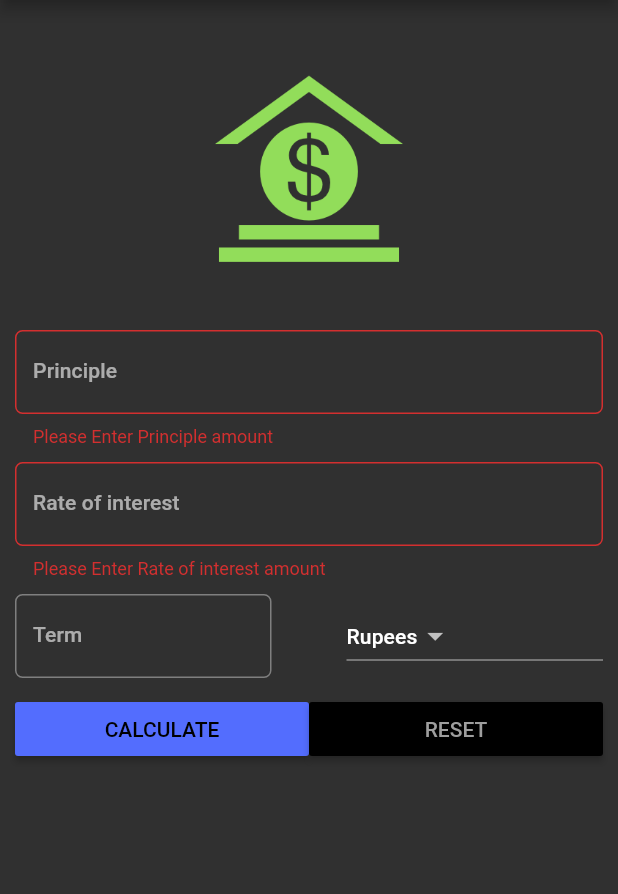
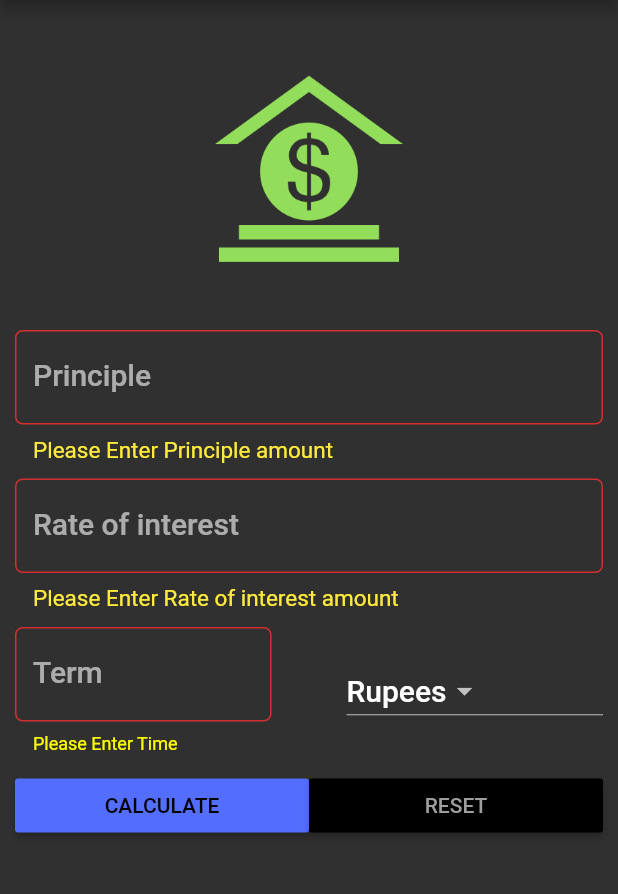
Before and after one commit to abdullah432/InterestCalculatorFlutter, a Flutter app: the screen it shows after launch, after a tap on "CALCULATE", on a phone screen of 412 x 824 dp, the part 84-978 px from its top. Run offline on Flutter 3.47's test engine with Material 2 defaults, Android fonts, the phone set to English and light mode, and no system bars.

```diff
--- a/lib/main.dart
+++ b/lib/main.dart
@@ -36,7 +36,7 @@ class _SIFormState extends State<SIForm> {
 
   @override
   Widget build(BuildContext context) {
-    textStyle = Theme.of(context).textTheme.subtitle;
+    textStyle = Theme.of(context).textTheme.title;
     return Scaffold(
       // resizeToAvoidBottomInset: false,
       appBar: AppBar(
@@ -56,15 +56,17 @@ class _SIFormState extends State<SIForm> {
                         keyboardType: TextInputType.number,
                         style: textStyle,
                         controller: principleController,
-                    validator: (String value) {
+                        validator: (value) {
                           if (value.isEmpty) {
                             return 'Please Enter Principle amount';
                           }
-                      return value;
+                          return null;
                         },
                         decoration: InputDecoration(
                           labelText: 'Principle',
                           hintText: 'Enter Principle e.g 12000',
+                          errorStyle:
+                              TextStyle(color: Colors.yellow, fontSize: 15.0),
                           border: OutlineInputBorder(
                               borderRadius: BorderRadius.circular(5.0)),
                         ))),
@@ -75,15 +77,17 @@ class _SIFormState extends State<SIForm> {
                         keyboardType: TextInputType.number,
                         style: textStyle,
                         controller: roiController,
-                    validator: (String value) {
+                        validator: (value) {
                           if (value.isEmpty) {
                             return 'Please Enter Rate of interest amount';
                           }
-                      return value;
+                          return null;
                         },
                         decoration: InputDecoration(
                           labelText: 'Rate of interest',
                           hintText: 'In percentage',
+                          errorStyle:
+                              TextStyle(color: Colors.yellow, fontSize: 15.0),
                           border: OutlineInputBorder(
                               borderRadius: BorderRadius.circular(5.0)),
                         ))),
@@ -93,13 +97,22 @@ class _SIFormState extends State<SIForm> {
                     child: Row(
                       children: <Widget>[
                         Expanded(
-                        child: TextField(
+                            child: TextFormField(
                                 keyboardType: TextInputType.number,
                                 style: textStyle,
                                 controller: termController,
+                                validator: (value) {
+                                  if (value.isEmpty) {
+                                    return 'Please Enter Time';
+                                  }
+                                  return null;
+                                },
                                 decoration: InputDecoration(
                                   labelText: 'Term',
                                   hintText: 'Time in year',
+                                  errorStyle: TextStyle(
+                                      color: Colors.yellowAccent,
+                                      fontSize: 12.0),
                                   border: OutlineInputBorder(
                                       borderRadius: BorderRadius.circular(5.0)),
                                 ))),
@@ -157,8 +170,8 @@ class _SIFormState extends State<SIForm> {
                   ],
                 ),
                 Padding(
-              padding:
-                  EdgeInsets.only(top: minimumPadding, bottom: minimumPadding),
+                  padding: EdgeInsets.only(
+                      top: minimumPadding, bottom: minimumPadding),
                   child: Text(
                     this.displayResult,
                     style: textStyle,
@@ -187,7 +200,7 @@ class _SIFormState extends State<SIForm> {
     double roi = double.parse(roiController.text);
     double term = double.parse(termController.text);
 
-    double totalAmountPayable = principle * (principle * roi * term) / 100;
+    double totalAmountPayable = principle + (principle * roi * term) / 100;
     String result =
         'After $term years, your investment will be worth $totalAmountPayable';
     return result;
```
Also changed, not shown: screenshot.JPG (added). Lines whose indentation alone changed are shown as unchanged.
